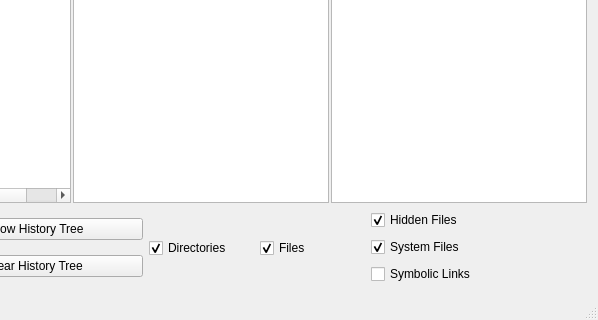
Old version of the form source/mainwindow.ui in the repository Rolloke/GUI-Apps; both pictures show x 307 to 905 and y 184 to 504 of the 905 by 504 pixel window.
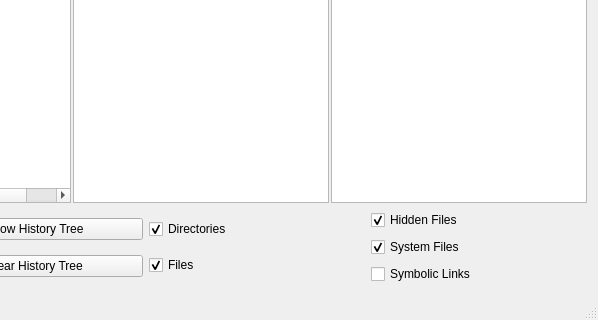
New version of the form.

```diff
--- a/source/mainwindow.ui
+++ b/source/mainwindow.ui
@@ -358,7 +358,7 @@
        </layout>
       </item>
       <item>
-       <layout class="QHBoxLayout" name="horizontalLayoutSettings1">
+       <layout class="QVBoxLayout" name="verticalLayoutSettings1">
         <item>
          <widget class="QCheckBox" name="ckDirectories">
           <property name="text">
@@ -382,7 +382,7 @@
        </layout>
       </item>
       <item>
-       <layout class="QVBoxLayout" name="verticalLayoutSettings1">
+       <layout class="QVBoxLayout" name="verticalLayoutSettings2">
         <item>
          <widget class="QCheckBox" name="ckHiddenFiles">
           <property name="minimumSize">
```
Left out of the diff: 2 changed lines with no effect on the pictures.
